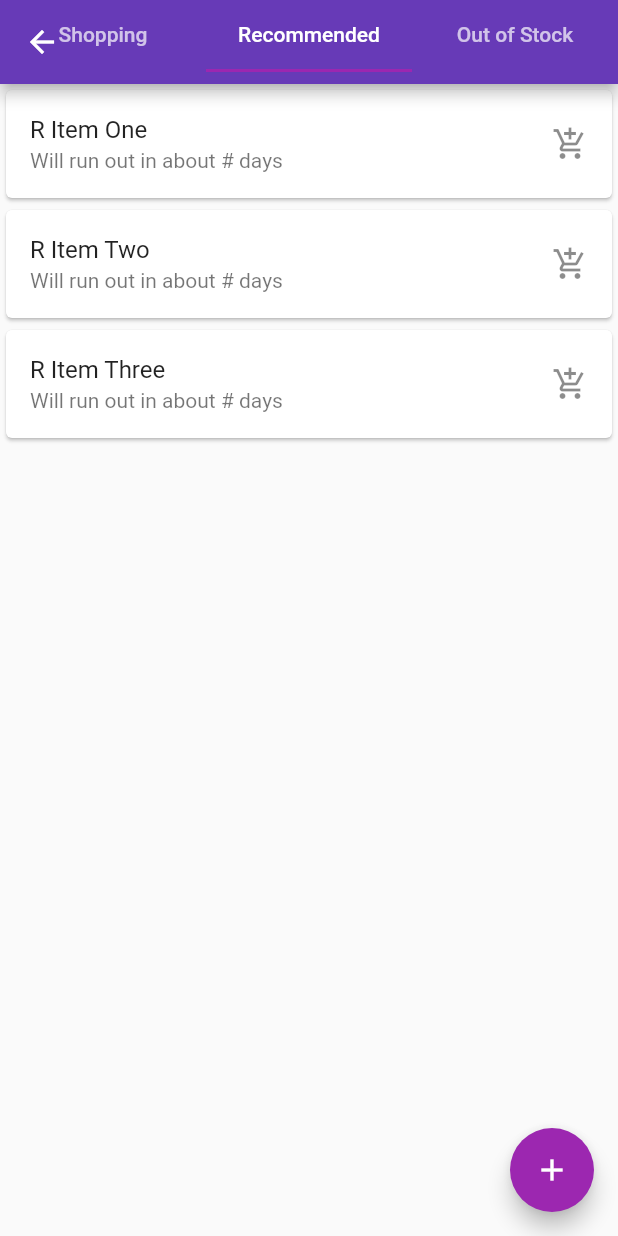
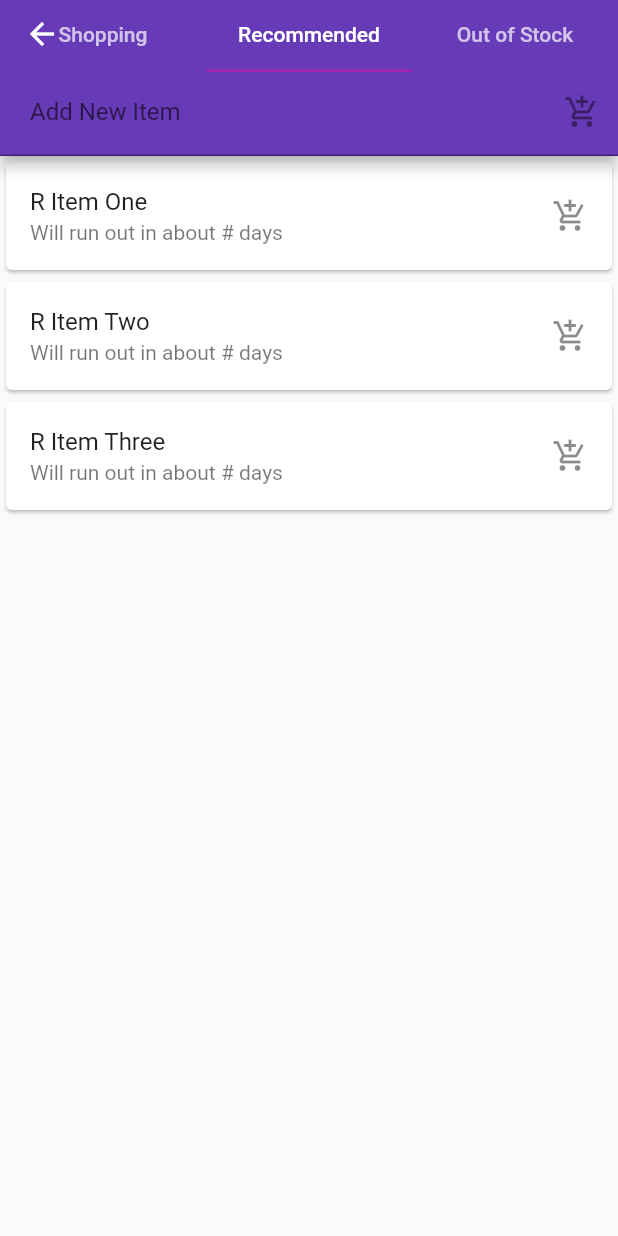
Before and after one commit to rramsisa/VITA, a Flutter app: the ListsPage screen opened directly, tab 2 chosen, on a phone screen of 412 x 824 dp. Run offline on Flutter 3.47's test engine with Material 2 defaults, Android fonts, the light colour scheme and no system bars; our stand-ins replace gradient_app_bar, shared_preferences; accounts and stored records are empty.

Commit message:
Manual add to list made

```diff
--- a/mobile_vita/lib/lists.dart
+++ b/mobile_vita/lib/lists.dart
@@ -26,6 +26,7 @@ class ListsPage extends StatefulWidget {
 
 class _ListsPageState extends State<ListsPage> with SingleTickerProviderStateMixin{
   TabController tabController;
+  TextEditingController newController = new TextEditingController();
 
   void initState() {
     updateLists();
@@ -58,12 +59,22 @@ class _ListsPageState extends State<ListsPage> with SingleTickerProviderStateMix
     print("Add to Shopping List Requested");
     print("Item to add: " + itemName);
     shoppingListAdd(itemName);
+    updateView();
   }
 
   void removeFromShoppingList(itemName) async {
     print("Remove from Shopping List Requested");
     print("Item to remove: " + itemName);
     shoppingListRemove(itemName);
+    updateView();
+  }
+
+  void manualShoppingList(){
+    print("Manual Add to Shopping List Requested");
+    print("Item to add: " + newController.text);
+    shoppingListAdd(newController.text);
+    newController.text = "";
+    updateView();
   }
 
   void modifyMove(itemID) async {
@@ -81,7 +92,7 @@ class _ListsPageState extends State<ListsPage> with SingleTickerProviderStateMix
   }
 
   Widget returnShoppingList(){
-    return ListView.builder(
+    return new ListView.builder(
       itemCount: shoppingList.length,
       itemBuilder: (BuildContext ctxt, int Index) {
         return new Card(
@@ -94,7 +105,24 @@ class _ListsPageState extends State<ListsPage> with SingleTickerProviderStateMix
             },
           )
         );
-      }
+      },
+    );
+  }
+
+  Widget returnTextField(){
+    return TextField(
+      controller: newController,
+      style: new TextStyle(color: Colors.white),
+      decoration: InputDecoration(
+        fillColor: Colors.purple,
+        hintText: "Add New Item",
+        // border: OutlineInputBorder(),
+        contentPadding: const EdgeInsets.all(20.0),
+        suffixIcon: IconButton(
+          icon: Icon(Icons.add_shopping_cart),
+          onPressed: manualShoppingList,
+        ),
+      ),
     );
   }
 
@@ -138,6 +166,7 @@ class _ListsPageState extends State<ListsPage> with SingleTickerProviderStateMix
 
   Widget getTabBarPages() {
     return TabBarView(controller: tabController, children: <Widget>[
+      // returnTextField(),
       returnShoppingList(),
       returnRecommendedList(),
       returnOutOfStockList()
@@ -154,7 +183,6 @@ class _ListsPageState extends State<ListsPage> with SingleTickerProviderStateMix
           tabs:[
             new Tab(
               text: "Shopping",
-
             ),
             new Tab(
               text: "Recommended",
@@ -165,6 +193,10 @@ class _ListsPageState extends State<ListsPage> with SingleTickerProviderStateMix
           ],
         ),
       ),
+      bottom: PreferredSize(
+        preferredSize: const Size.fromHeight(48.0),
+        child: returnTextField()
+      )
     );
   }
 
@@ -173,16 +205,6 @@ class _ListsPageState extends State<ListsPage> with SingleTickerProviderStateMix
     return Scaffold(
         appBar: getTabBar(),
         body: getTabBarPages(),
-        floatingActionButton: FloatingActionButton(
-          onPressed: () {
-            Navigator.push(
-              context,
-              MaterialPageRoute(builder: (context) => AddItemPage()),
-            );
-          },
-          child: Icon(Icons.add),
-          backgroundColor: Colors.purple,
-        ),
       );
   }
 }
```
